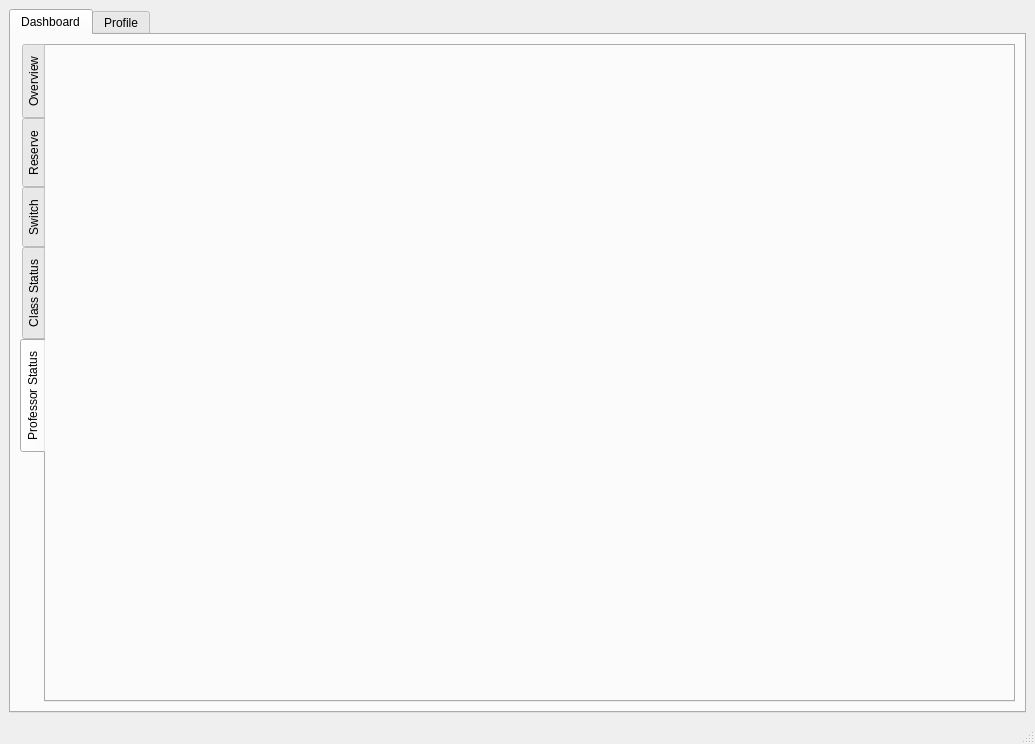
Qt form bms/mainwindow.ui (MythicSTR/bms-project) before a commit.
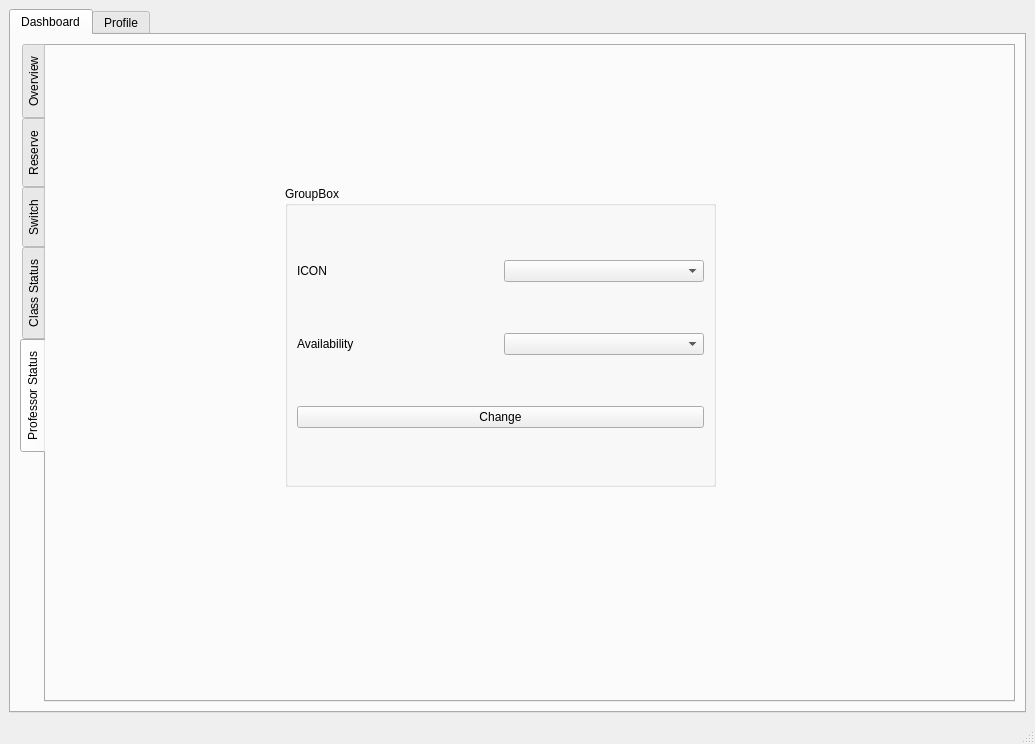
The same form after that commit. The open tabs and pages were chosen to show the change.

Commit message: added widgets to professor-status

```diff
--- a/bms/mainwindow.ui
+++ b/bms/mainwindow.ui
@@ -391,6 +391,56 @@
            <attribute name="title">
             <string>Professor Status</string>
            </attribute>
+           <widget class="QGroupBox" name="groupBox_5">
+            <property name="geometry">
+             <rect>
+              <x>239</x>
+              <y>140</y>
+              <width>431</width>
+              <height>301</height>
+             </rect>
+            </property>
+            <property name="title">
+             <string>GroupBox</string>
+            </property>
+            <layout class="QVBoxLayout" name="verticalLayout_5">
+             <item>
+              <layout class="QHBoxLayout" name="horizontalLayout_21">
+               <item>
+                <widget class="QLabel" name="label_21">
+                 <property name="text">
+                  <string>ICON</string>
+                 </property>
+                </widget>
+               </item>
+               <item>
+                <widget class="QComboBox" name="comboBox_18"/>
+               </item>
+              </layout>
+             </item>
+             <item>
+              <layout class="QHBoxLayout" name="horizontalLayout_20">
+               <item>
+                <widget class="QLabel" name="label_20">
+                 <property name="text">
+                  <string>Availability</string>
+                 </property>
+                </widget>
+               </item>
+               <item>
+                <widget class="QComboBox" name="comboBox_19"/>
+               </item>
+              </layout>
+             </item>
+             <item>
+              <widget class="QPushButton" name="pushButton_3">
+               <property name="text">
+                <string>Change</string>
+               </property>
+              </widget>
+             </item>
+            </layout>
+           </widget>
           </widget>
          </widget>
         </item>
```
Left out of the diff: 2 changed lines with no effect on the pictures.
